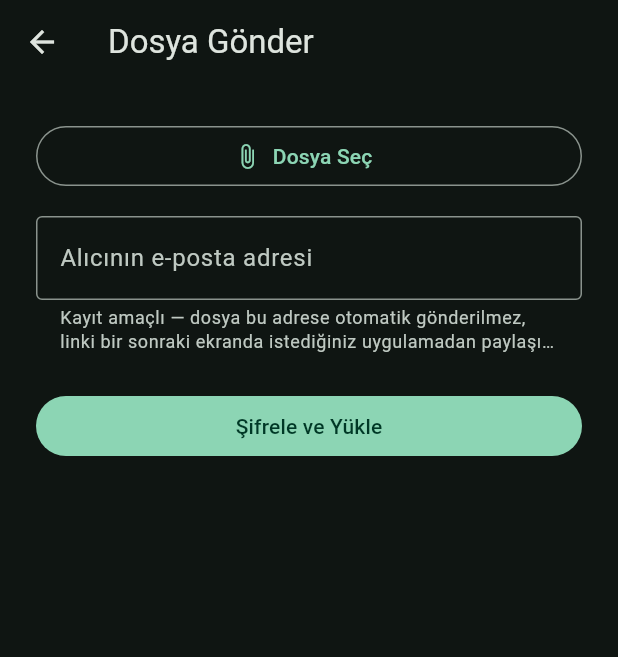
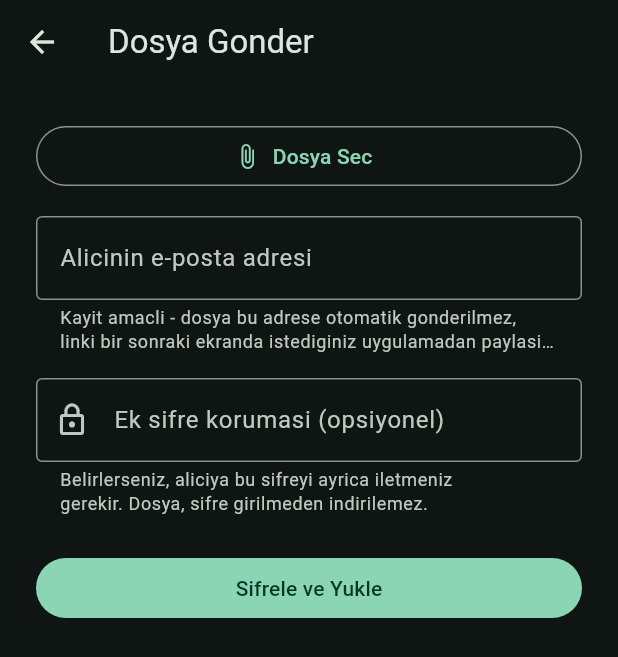
Before and after one commit to O2m4nl11299/securevault-mobile, a Flutter app: the UploadScreen screen opened directly, on a phone screen of 412 x 824 dp. Shown: the top 657 px of the screen. Run offline on Flutter 3.47's test engine with Material 3 defaults, Android fonts, the phone set to English and light mode, and no system bars; our stand-ins replace dio, file_picker, flutter_secure_storage, share_plus; missing offline and left inert: cryptography, cryptography_flutter; accounts and stored records are empty.

Commit message:
Add optional extra-password protection to mobile upload (web-compatible SHA-256 hash suffix in download link)

```diff
--- a/lib/screens/upload_screen.dart
+++ b/lib/screens/upload_screen.dart
@@ -7,15 +7,14 @@ enum _Phase { idle, working, done, error }
 
 class UploadScreen extends StatefulWidget {
   const UploadScreen({super.key});
-
   @override
   State<UploadScreen> createState() => _UploadScreenState();
 }
 
 class _UploadScreenState extends State<UploadScreen> {
   final _emailCtrl = TextEditingController();
+  final _extraPwdCtrl = TextEditingController();
   final _uploadService = UploadService();
-
   PlatformFile? _pickedFile;
   _Phase _phase = _Phase.idle;
   double _progress = 0;
@@ -40,26 +39,27 @@ class _UploadScreenState extends State<UploadScreen> {
     final file = _pickedFile;
     final path = file?.path;
     if (file == null || path == null) {
-      setState(() => _error = 'Önce bir dosya seçin.');
+      setState(() => _error = 'Once bir dosya secin.');
       return;
     }
     final email = _emailCtrl.text.trim();
     if (!_isValidEmail(email)) {
-      setState(() => _error = 'Geçerli bir e-posta adresi girin.');
+      setState(() => _error = 'Gecerli bir e-posta adresi girin.');
       return;
     }
-
     setState(() {
       _phase = _Phase.working;
       _progress = 0;
       _error = null;
     });
-
     try {
       final result = await _uploadService.uploadFile(
         filePath: path,
         originalName: file.name,
         recipientEmail: email,
+        extraPassword: _extraPwdCtrl.text.trim().isEmpty
+            ? null
+            : _extraPwdCtrl.text.trim(),
         onProgress: (sent, total) {
           if (!mounted) return;
           setState(() => _progress = total > 0 ? sent / total : 0);
@@ -87,15 +87,13 @@ class _UploadScreenState extends State<UploadScreen> {
       _phase = _Phase.idle;
       _progress = 0;
       _emailCtrl.clear();
+      _extraPwdCtrl.clear();
     });
   }
 
   Future<void> _share(String url) async {
-    // NOT: share_plus çok yeni bir sürümde (13.x); eski `Share.share(...)`
-    // statik metodu kaldırılmış olabilir. Bu satır derleme hatası verirse
-    // (örn. "ShareParams bulunamadı"), çıktıyı paylaş — birlikte düzeltiriz.
     await SharePlus.instance.share(
-      ShareParams(text: url, subject: 'Şifreli dosya — SecureVault'),
+      ShareParams(text: url, subject: 'Sifreli dosya - SecureVault'),
     );
   }
 
@@ -107,13 +105,14 @@ class _UploadScreenState extends State<UploadScreen> {
   @override
   void dispose() {
     _emailCtrl.dispose();
+    _extraPwdCtrl.dispose();
     super.dispose();
   }
 
   @override
   Widget build(BuildContext context) {
     return Scaffold(
-      appBar: AppBar(title: const Text('Dosya Gönder')),
+      appBar: AppBar(title: const Text('Dosya Gonder')),
       body: SafeArea(
         child: SingleChildScrollView(
           padding: const EdgeInsets.all(24),
@@ -135,7 +134,7 @@ class _UploadScreenState extends State<UploadScreen> {
           icon: const Icon(Icons.attach_file),
           label: Text(
             _pickedFile == null
-                ? 'Dosya Seç'
+                ? 'Dosya Sec'
                 : '${_pickedFile!.name} (${_formatSize(_pickedFile!.size)})',
             overflow: TextOverflow.ellipsis,
           ),
@@ -146,11 +145,25 @@ class _UploadScreenState extends State<UploadScreen> {
           enabled: !busy,
           keyboardType: TextInputType.emailAddress,
           decoration: const InputDecoration(
-            labelText: 'Alıcının e-posta adresi',
-            helperText: 'Kayıt amaçlı — dosya bu adrese otomatik gönderilmez,\n'
-                'linki bir sonraki ekranda istediğiniz uygulamadan paylaşırsınız.',
+            labelText: 'Alicinin e-posta adresi',
+            helperText: 'Kayit amacli - dosya bu adrese otomatik gonderilmez,\n'
+                'linki bir sonraki ekranda istediginiz uygulamadan paylasirsiniz.',
             helperMaxLines: 2,
             border: OutlineInputBorder(),
+          ),
+        ),
+        const SizedBox(height: 16),
+        TextField(
+          controller: _extraPwdCtrl,
+          enabled: !busy,
+          obscureText: true,
+          decoration: const InputDecoration(
+            labelText: 'Ek sifre korumasi (opsiyonel)',
+            helperText: 'Belirlerseniz, aliciya bu sifreyi ayrica iletmeniz\n'
+                'gerekir. Dosya, sifre girilmeden indirilemez.',
+            helperMaxLines: 2,
+            border: OutlineInputBorder(),
+            prefixIcon: Icon(Icons.lock_outline),
           ),
         ),
         if (_error != null) ...[
@@ -162,14 +175,14 @@ class _UploadScreenState extends State<UploadScreen> {
           LinearProgressIndicator(value: _progress == 0 ? null : _progress),
           const SizedBox(height: 8),
           Text(
-            'Şifreleniyor ve yükleniyor... %${(_progress * 100).toStringAsFixed(0)}',
+            'Sifreleniyor ve yukleniyor... %${(_progress * 100).toStringAsFixed(0)}',
             textAlign: TextAlign.center,
             style: const TextStyle(color: Colors.grey),
           ),
         ] else
           FilledButton(
             onPressed: _startUpload,
-            child: const Text('Şifrele ve Yükle'),
+            child: const Text('Sifrele ve Yukle'),
           ),
       ],
     );
@@ -179,23 +192,37 @@ class _UploadScreenState extends State<UploadScreen> {
     final ttlText = result.ttlSeconds < 3600
         ? '${(result.ttlSeconds / 60).round()} dakika'
         : '${(result.ttlSeconds / 3600).round()} saat';
-
+    final hasPwd = _extraPwdCtrl.text.trim().isNotEmpty;
     return Column(
       crossAxisAlignment: CrossAxisAlignment.stretch,
       children: [
         const Icon(Icons.check_circle, color: Colors.greenAccent, size: 56),
         const SizedBox(height: 12),
         Text(
-          'Dosya şifrelenip yüklendi.',
+          'Dosya sifrelenip yuklendi.',
           textAlign: TextAlign.center,
           style: Theme.of(context).textTheme.titleMedium,
         ),
         const SizedBox(height: 4),
         Text(
-          'Bu link $ttlText içinde geçersiz olur ve sadece BİR KEZ kullanılabilir.',
+          'Bu link $ttlText icinde gecersiz olur ve sadece BIR KEZ kullanilabilir.',
           textAlign: TextAlign.center,
           style: const TextStyle(color: Colors.grey),
         ),
+        if (hasPwd) ...[
+          const SizedBox(height: 8),
+          Container(
+            padding: const EdgeInsets.all(10),
+            decoration: BoxDecoration(
+              color: Colors.amber.withValues(alpha: 0.12),
+              borderRadius: BorderRadius.circular(8),
+            ),
+            child: const Text(
+              'Ek sifre belirlediniz. Aliciya bu sifreyi ayrica (linkten farkli bir kanaldan) iletmeyi unutmayin.',
+              style: TextStyle(color: Colors.amber, fontSize: 12),
+            ),
+          ),
+        ],
         const SizedBox(height: 16),
         Container(
           padding: const EdgeInsets.all(12),
@@ -212,12 +239,12 @@ class _UploadScreenState extends State<UploadScreen> {
         FilledButton.icon(
           onPressed: () => _share(result.downloadUrl),
           icon: const Icon(Icons.share),
-          label: const Text('Linki Paylaş'),
+          label: const Text('Linki Paylas'),
         ),
         const SizedBox(height: 8),
         OutlinedButton(
           onPressed: _reset,
-          child: const Text('Başka bir dosya gönder'),
+          child: const Text('Baska bir dosya gonder'),
         ),
       ],
     );
```
Also changed, not shown: lib/crypto/sv02_codec.dart (+35 -26 lines), lib/services/upload_service.dart (+21 -15 lines).
